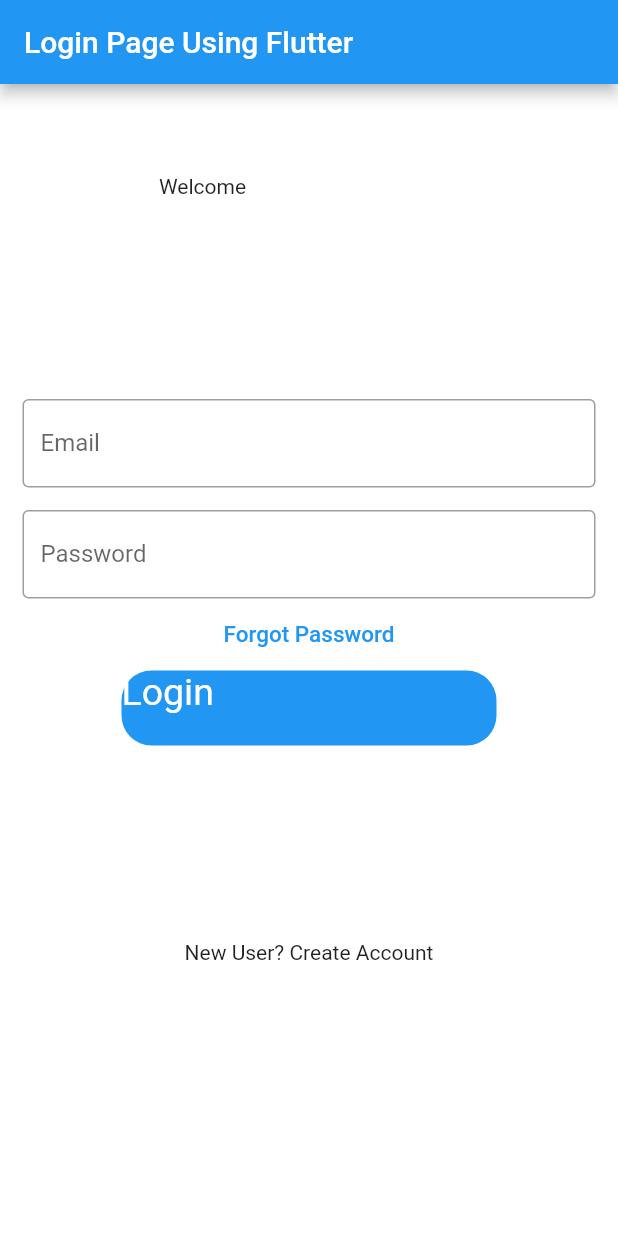
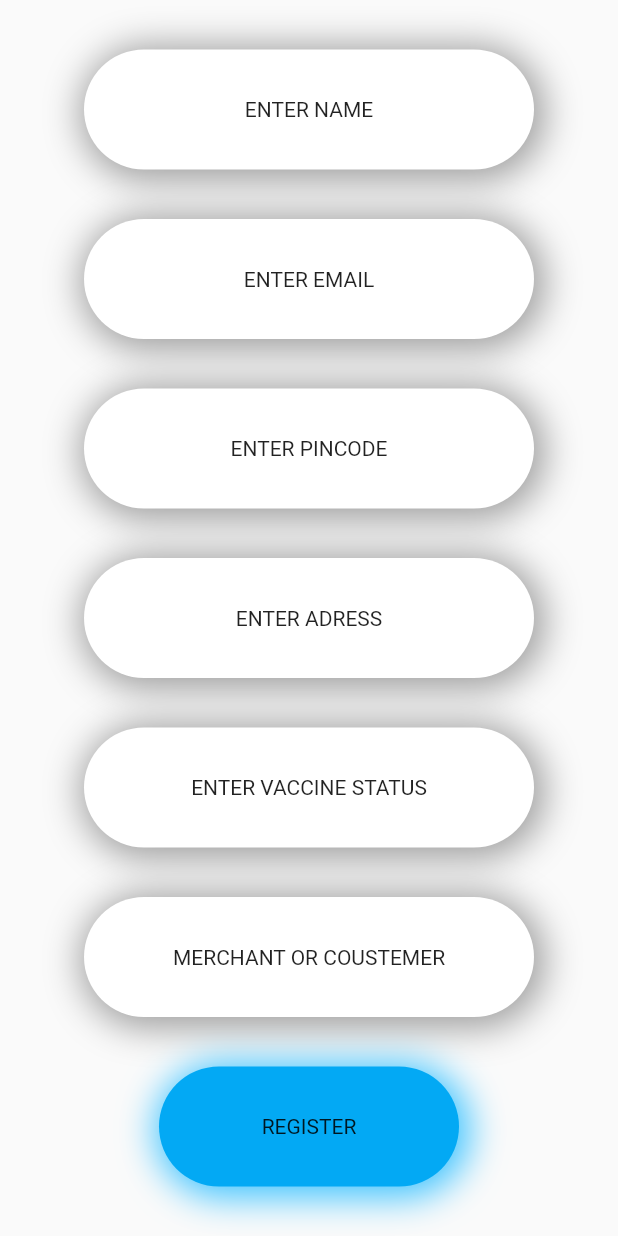
Before and after one commit to vishnu510412/Forms-to-QR-READER, a Flutter app: the screen it shows after launch, on a phone screen of 412 x 824 dp. Run offline on Flutter 3.47's test engine with Material 2 defaults, Android fonts, the phone set to English and light mode, and no system bars.

Commit message:
sec update

```diff
--- /dev/null
+++ b/lib/MyApp.dart
@@ -0,0 +1,22 @@
+import "package:flutter/material.dart";
+//import "./Widget/loginpage.dart";
+import "./Widget/RegisterPage.dart";
+
+class App extends StatelessWidget
+{
+  @override
+  Widget build(BuildContext context)
+  {
+    return MaterialApp
+    (
+      title: "App Developed Using Flutter",
+      home: Scaffold
+      (
+        body: Center
+        (
+          child: Register()
+        ),
+      ),
+    );
+  }
+}
--- /dev/null
+++ b/lib/Widget/RegisterPage.dart
@@ -0,0 +1,213 @@
+import "package:flutter/material.dart";
+
+class Register extends StatelessWidget
+{
+  @override
+  Widget build(BuildContext context)
+  {
+    return Column
+    (
+      mainAxisAlignment: MainAxisAlignment.spaceEvenly,
+      children:
+      [
+        Container
+        (
+          width:300,
+          height: 80,
+          decoration: BoxDecoration
+          (
+            color: Colors.white,
+            borderRadius: BorderRadius.circular(50),
+             boxShadow:
+              [
+                BoxShadow
+                (
+                  color: Colors.grey,
+                  spreadRadius: 5,
+                  blurRadius: 20,
+                  offset: Offset
+                  (
+                    2.5 , 2.5
+                  ),
+                ),
+              ],
+
+          ),
+          child: Center
+          (
+               child: Text("ENTER NAME"),
+          ),
+        ),
+      Container
+        (
+          width:300,
+          height: 80,
+          decoration: BoxDecoration
+          (
+            color: Colors.white,
+            borderRadius: BorderRadius.circular(50),
+             boxShadow:
+              [
+                BoxShadow
+                (
+                  color: Colors.grey,
+                  spreadRadius: 5,
+                  blurRadius: 20,
+                  offset: Offset
+                  (
+                    2.5 , 2.5
+                  ),
+                ),
+              ],
+
+          ),
+          child: Center
+          (
+               child: Text("ENTER EMAIL"),
+          ),
+        ),
+      Container
+        (
+          width:300,
+          height: 80,
+          decoration: BoxDecoration
+          (
+            color: Colors.white,
+            borderRadius: BorderRadius.circular(50),
+             boxShadow:
+              [
+                BoxShadow
+                (
+                  color: Colors.grey,
+                  spreadRadius: 5,
+                  blurRadius: 20,
+                  offset: Offset
+                  (
+                    2.5 , 2.5
+                  ),
+                ),
+              ],
+
+          ),
+          child: Center
+          (
+               child: Text("ENTER PINCODE"),
+          ),
+        ),
+      Container
+        (
+          width:300,
+          height: 80,
+          decoration: BoxDecoration
+          (
+            color: Colors.white,
+            borderRadius: BorderRadius.circular(50),
+             boxShadow:
+              [
+                BoxShadow
+                (
+                  color: Colors.grey,
+                  spreadRadius: 5,
+                  blurRadius: 20,
+                  offset: Offset
+                  (
+                    2.5 , 2.5
+                  ),
+                ),
+              ],
+
+          ),
+          child: Center
+          (
+               child: Text("ENTER ADRESS"),
+          ),
+        ),
+      Container
+        (
+          width:300,
+          height: 80,
+          decoration: BoxDecoration
+          (
+            color: Colors.white,
+            borderRadius: BorderRadius.circular(50),
+             boxShadow:
+              [
+                BoxShadow
+                (
+                  color: Colors.grey,
+                  spreadRadius: 5,
+                  blurRadius: 20,
+                  offset: Offset
+                  (
+                    2.5 , 2.5
+                  ),
+                ),
+              ],
+
+          ),
+          child: Center
+          (
+               child: Text("ENTER VACCINE STATUS"),
+          ),
+        ),
+      Container
+        (
+          width:300,
+          height: 80,
+          decoration: BoxDecoration
+          (
+            color: Colors.white,
+            borderRadius: BorderRadius.circular(50),
+             boxShadow:
+              [
+                BoxShadow
+                (
+                  color: Colors.grey,
+                  spreadRadius: 5,
+                  blurRadius: 20,
+                  offset: Offset
+                  (
+                    2.5 , 2.5
+                  ),
+                ),
+              ],
+
+          ),
+          child: Center
+          (
+               child: Text("MERCHANT OR COUSTEMER"),
+          ),
+        ),
+      Container
+        (
+          width:200,
+          height: 80,
+          decoration: BoxDecoration
+          (
+            color: Colors.lightBlue,
+            borderRadius: BorderRadius.circular(50),
+             boxShadow:
+              [
+                BoxShadow
+                (
+                  color: Colors.lightBlueAccent,
+                  spreadRadius: 5,
+                  blurRadius: 20,
+                  offset: Offset
+                  (
+                    2.5 , 2.5
+                  ),
+                ),
+              ],
+
+          ),
+          child: Center
+          (
+               child: Text("REGISTER"),
+          ),
+        ),
+      ],
+    );
+
+  }
+}
--- a/lib/main.dart
+++ b/lib/main.dart
@@ -1,96 +1,9 @@
 import 'package:flutter/material.dart';
-
-void main() {
-  runApp(MyApp());
+import "./MyApp.dart";
+void main()
+{
+  runApp
+  (
+    App()
+  );
 }
-
-class MyApp extends StatelessWidget {
-  @override
-  Widget build(BuildContext context) {
-    return MaterialApp(
-      debugShowCheckedModeBanner: false,
-      home: LoginDemo(),
-    );
-  }
-}
-
-class LoginDemo extends StatefulWidget {
-  @override
-  _LoginDemoState createState() => _LoginDemoState();
-}
-
-class _LoginDemoState extends State<LoginDemo> {
-  @override
-  Widget build(BuildContext context) {
-    return Scaffold(
-      backgroundColor: Colors.white,
-      appBar: AppBar(
-        title: Text("Login Page Using Flutter"),
-      ),
-      body: SingleChildScrollView(
-        child: Column(
-          children: <Widget>[
-            Padding(
-              padding: const EdgeInsets.only(top: 60.0),
-              child: Center(
-                child: Container(
-                    width: 200,
-                    height: 150,
-                    /*decoration: BoxDecoration(
-                        color: Colors.red,
-                        borderRadius: BorderRadius.circular(50.0)),*/
-                    child: Text("Welcome")),
-              ),
-            ),
-            Padding(
-              //padding: const EdgeInsets.only(left:15.0,right: 15.0,top:0,bottom: 0),
-              padding: EdgeInsets.symmetric(horizontal: 15),
-              child: TextField(
-                decoration: InputDecoration(
-                    border: OutlineInputBorder(),
-                    labelText: 'Email',
-                    hintText: 'Enter valid email id as abc@gmail.com'),
-              ),
-            ),
-            Padding(
-              padding: const EdgeInsets.only(
-                  left: 15.0, right: 15.0, top: 15, bottom: 0),
-              //padding: EdgeInsets.symmetric(horizontal: 15),
-              child: TextField(
-
-                obscureText: true,
-                decoration: InputDecoration(
-                    border: OutlineInputBorder(),
-                    labelText: 'Password',
-                    hintText: 'Enter secure password'),
-              ),
-            ),
-            FlatButton(
-              onPressed: (){
-                //TODO FORGOT PASSWORD SCREEN GOES HERE
-              },
-              child: Text(
-                'Forgot Password',
-                style: TextStyle(color: Colors.blue, fontSize: 15),
-              ),
-            ),
-            Container(
-              height: 50,
-              width: 250,
-              decoration: BoxDecoration(
-                  color: Colors.blue, borderRadius: BorderRadius.circular(20)),
-              child: Text(
-                'Login',
-                style: TextStyle(color: Colors.white, fontSize: 25),
-              ),
-              ),
-            SizedBox(
-              height: 130,
-            ),
-            Text('New User? Create Account')
-          ],
-        ),
-      ),
-    );
-  }
-}
```
Also changed, not shown: lib/Widget/loginpage.dart (added, +168 -0 lines), 1 other file.
